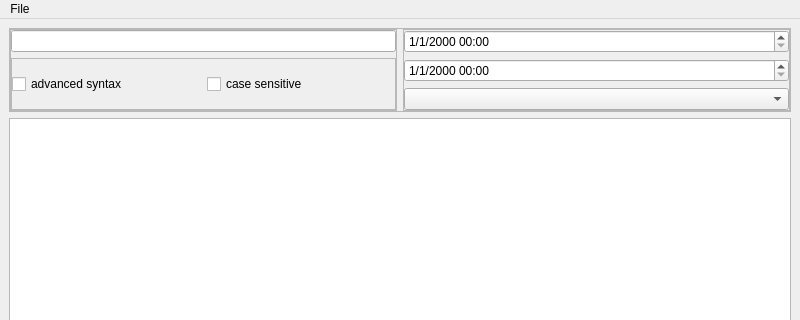
Qt form src/analyzer/qtanalyzerwindow.ui (loganek/workertracker) before a commit; both pictures show x 0 to 800 and y 0 to 320 of the 800 by 600 pixel window.
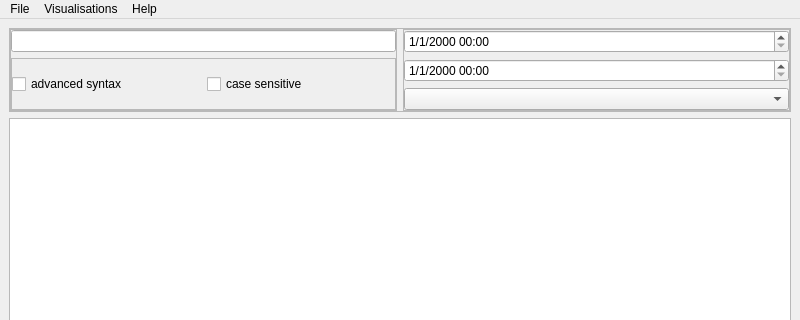
The same form after that commit.

What changed in the file:
```diff
--- a/src/analyzer/qtanalyzerwindow.ui
+++ b/src/analyzer/qtanalyzerwindow.ui
@@ -196,7 +196,21 @@
     </property>
     <addaction name="loadDataFileAction"/>
    </widget>
+   <widget class="QMenu" name="menuVisualisations">
+    <property name="title">
+     <string>Visualisations</string>
+    </property>
+    <addaction name="visualizeCurrentViewAction"/>
+   </widget>
+   <widget class="QMenu" name="menuHelp">
+    <property name="title">
+     <string>Help</string>
+    </property>
+    <addaction name="aboutAction"/>
+   </widget>
    <addaction name="menuFile"/>
+   <addaction name="menuVisualisations"/>
+   <addaction name="menuHelp"/>
   </widget>
   <widget class="QStatusBar" name="statusBar"/>
   <action name="actionConfiguration">
```
Left out of the diff: 21 changed lines with no effect on the pictures.
